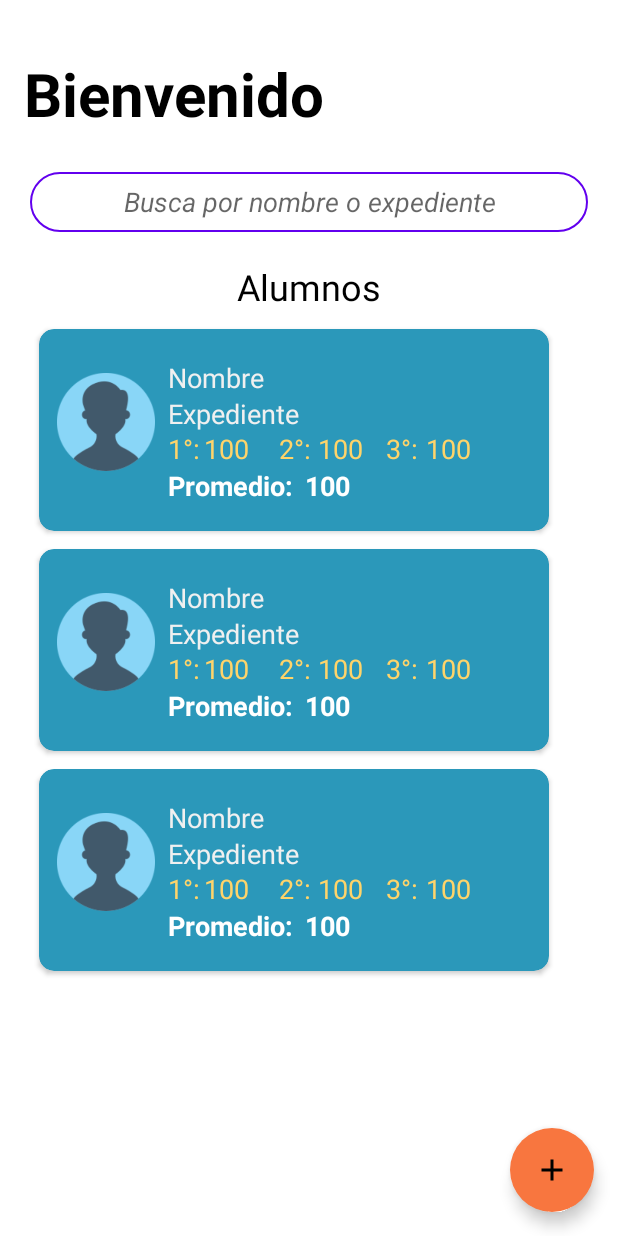
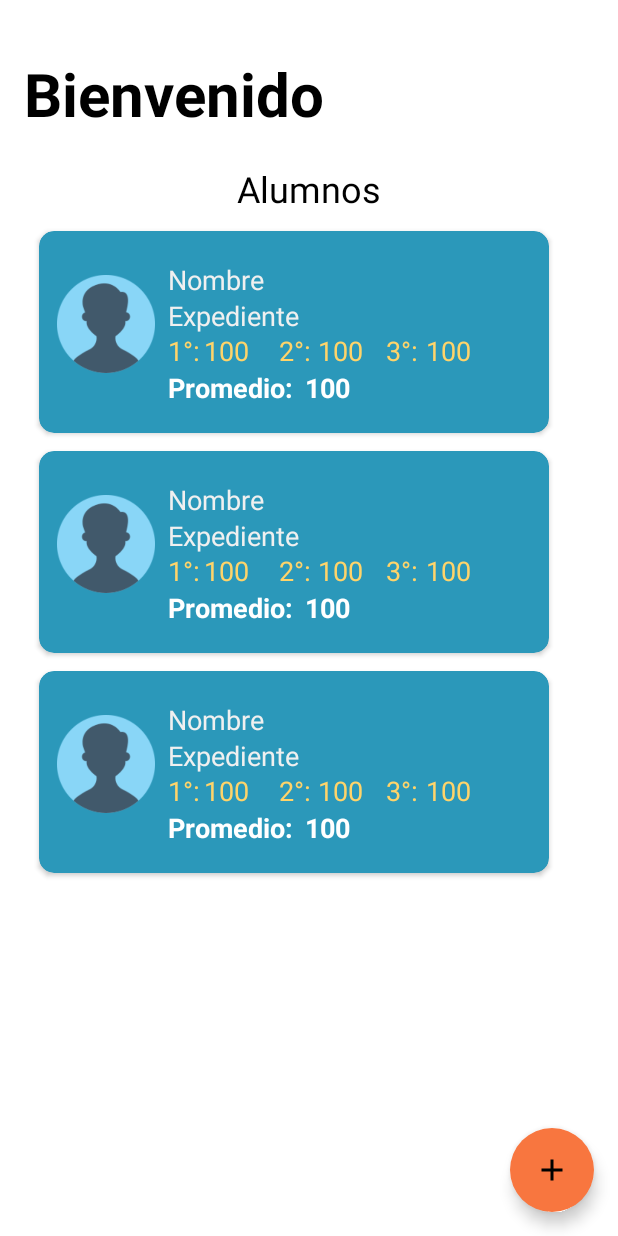
Before and after one commit to jesusgil01/calificaciones, an Android app: the layout activity_main.xml on its own in the app's theme, with its tools: preview values and no code run, on a phone screen of 412 x 824 dp. Run offline under Robolectric (Android 15) with nearby library versions, the phone set to English and light mode, and no system bars.

Commit message:
Proyecto finalizado

```diff
--- a/app/src/main/res/layout/activity_main.xml
+++ b/app/src/main/res/layout/activity_main.xml
@@ -19,17 +19,6 @@
         android:textSize="40sp"
         android:textStyle="bold"
         />
-    <EditText
-        android:id="@+id/barraBusqueda"
-        android:layout_width="match_parent"
-        android:layout_height="40dp"
-        android:hint="@string/barraBusqueda"
-        android:textStyle="italic"
-        android:layout_marginLeft="20dp"
-        android:layout_marginRight="20dp"
-        android:background="@drawable/custom_input_rad"
-        android:layout_marginTop="25dp"
-        android:gravity="center"/>
     <TextView
         android:layout_width="wrap_content"
         android:layout_height="wrap_content"
@@ -67,7 +56,7 @@
             app:layout_constraintEnd_toEndOf="parent" />
 
         <com.google.android.material.floatingactionbutton.ExtendedFloatingActionButton
-            android:id="@+id/fab_option1"
+            android:id="@+id/fab_agrega_alumno"
             android:layout_width="wrap_content"
             android:layout_height="wrap_content"
             android:layout_margin="@dimen/fab_margin"
@@ -79,8 +68,25 @@
             android:tint="@color/white"
             app:borderWidth="0dp"
             app:layout_constraintBottom_toTopOf="@+id/fab"
-            app:layout_constraintEnd_toEndOf="parent"
+            app:layout_constraintEnd_toEndOf="@+id/fab"
             android:text="Agregar alumno"
+            android:visibility="invisible"/>
+
+        <com.google.android.material.floatingactionbutton.ExtendedFloatingActionButton
+            android:id="@+id/fab_agrega_calificacion"
+            android:layout_width="wrap_content"
+            android:layout_height="wrap_content"
+            android:layout_margin="@dimen/fab_margin"
+            android:layout_marginBottom="16dp"
+            android:backgroundTint="@color/orange"
+            android:clickable="true"
+            android:elevation="6dp"
+            android:focusable="true"
+            android:tint="@color/white"
+            app:borderWidth="0dp"
+            app:layout_constraintBottom_toTopOf="@+id/fab_agrega_alumno"
+            app:layout_constraintEnd_toEndOf="@id/fab"
+            android:text="Agregar calificación"
             android:visibility="invisible"/>
 
     </androidx.constraintlayout.widget.ConstraintLayout>
--- a/app/src/main/res/layout/agregar_alumno.xml
+++ b/app/src/main/res/layout/agregar_alumno.xml
@@ -57,7 +57,8 @@
             android:layout_marginRight="28dp"
             android:hint="Ejem: 213203497"
             android:gravity="center"
-            android:textStyle="italic"/>
+            android:textStyle="italic"
+            android:inputType="number"/>
         <LinearLayout
             android:layout_width="wrap_content"
             android:layout_height="wrap_content"
--- a/app/src/main/res/layout/agregar_calificacion.xml
+++ b/app/src/main/res/layout/agregar_calificacion.xml
@@ -112,7 +112,8 @@
             android:layout_marginRight="28dp"
             android:hint="Ejem: 85"
             android:gravity="center"
-            android:textStyle="italic"/>
+            android:textStyle="italic"
+            android:inputType="number"/>
     </LinearLayout>
 
     <LinearLayout
@@ -122,6 +123,7 @@
         android:layout_marginTop="20dp"
         android:layout_marginLeft="16dp"
         android:layout_marginRight="16dp"
+        android:layout_marginBottom="20dp"
         android:layout_gravity="center">
         <Button
             android:id="@+id/ac_cancelar"
```
Also changed, not shown: app/src/main/java/com/example/calificaciones/MainActivity.kt (+13 -12 lines).
